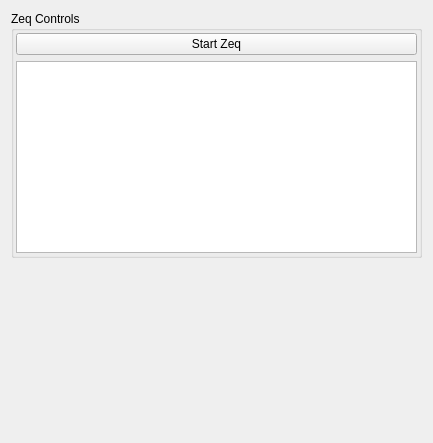
Above: pqZeqManagerPanel.ui from HBPVIS/pv-zeq before the change. Below: the same form after it.
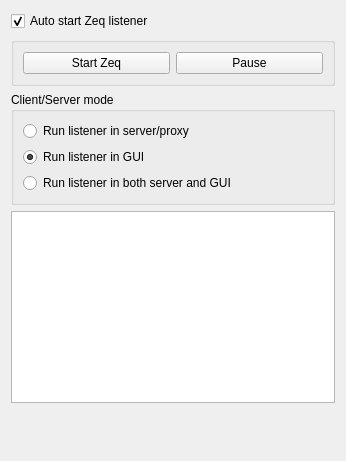
That is the form after the change.

Commit message: Add Autostart feature, buttons for gui/server mode and cleanup unused vars

Patch:
```diff
--- a/pqZeqManagerPanel.ui
+++ b/pqZeqManagerPanel.ui
@@ -6,8 +6,8 @@
    <rect>
     <x>0</x>
     <y>0</y>
-    <width>433</width>
-    <height>443</height>
+    <width>346</width>
+    <height>461</height>
    </rect>
   </property>
   <property name="windowTitle">
@@ -15,29 +15,21 @@
   </property>
   <layout class="QVBoxLayout" name="verticalLayout">
    <item>
-    <widget class="QGroupBox" name="ZeqBox">
-     <property name="enabled">
+    <widget class="QCheckBox" name="autostart">
+     <property name="text">
+      <string>Auto start Zeq listener</string>
+     </property>
+     <property name="checked">
       <bool>true</bool>
      </property>
+    </widget>
+   </item>
+   <item>
+    <widget class="QGroupBox" name="groupBox_2">
      <property name="title">
-      <string>Zeq Controls</string>
+      <string/>
      </property>
-     <property name="flat">
-      <bool>true</bool>
-     </property>
-     <layout class="QVBoxLayout" name="verticalLayout_2">
-      <property name="leftMargin">
-       <number>2</number>
-      </property>
-      <property name="topMargin">
-       <number>2</number>
-      </property>
-      <property name="rightMargin">
-       <number>2</number>
-      </property>
-      <property name="bottomMargin">
-       <number>2</number>
-      </property>
+     <layout class="QHBoxLayout" name="horizontalLayout">
       <item>
        <widget class="QPushButton" name="start">
         <property name="text">
@@ -46,11 +38,63 @@
        </widget>
       </item>
       <item>
-       <widget class="QListView" name="eventview"/>
+       <widget class="QPushButton" name="pause">
+        <property name="text">
+         <string>Pause</string>
+        </property>
+        <property name="checkable">
+         <bool>true</bool>
+        </property>
+        <property name="flat">
+         <bool>false</bool>
+        </property>
+       </widget>
       </item>
      </layout>
     </widget>
    </item>
+   <item>
+    <widget class="QGroupBox" name="client_server_group">
+     <property name="sizePolicy">
+      <sizepolicy hsizetype="Preferred" vsizetype="Preferred">
+       <horstretch>0</horstretch>
+       <verstretch>0</verstretch>
+      </sizepolicy>
+     </property>
+     <property name="title">
+      <string>Client/Server mode</string>
+     </property>
+     <layout class="QVBoxLayout" name="verticalLayout_3">
+      <item>
+       <widget class="QRadioButton" name="zeq_server">
+        <property name="text">
+         <string>Run listener in server/proxy</string>
+        </property>
+       </widget>
+      </item>
+      <item>
+       <widget class="QRadioButton" name="zeq_gui">
+        <property name="text">
+         <string>Run listener in GUI </string>
+        </property>
+        <property name="checked">
+         <bool>true</bool>
+        </property>
+       </widget>
+      </item>
+      <item>
+       <widget class="QRadioButton" name="zeq_both">
+        <property name="text">
+         <string>Run listener in both server and GUI</string>
+        </property>
+       </widget>
+      </item>
+     </layout>
+    </widget>
+   </item>
+   <item>
+    <widget class="QListView" name="eventview"/>
+   </item>
    <item>
     <spacer name="verticalSpacer">
      <property name="orientation">
```
The commit also changes 3 other files.
